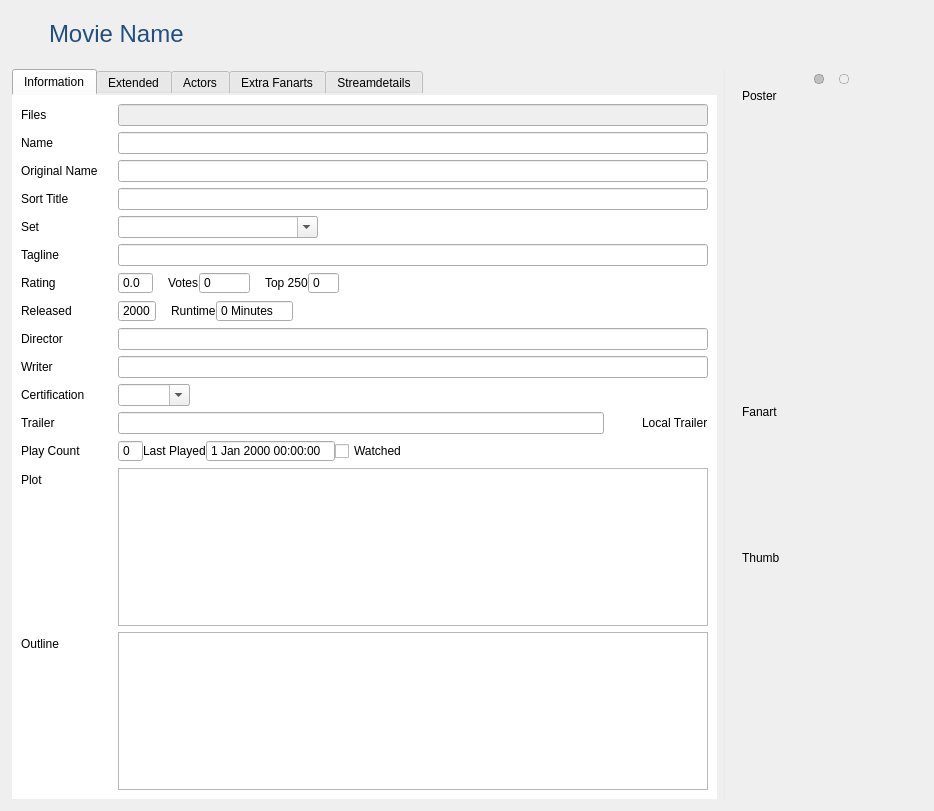
Above: movies/MovieWidget.ui from Komet/MediaElch before the change. Below: the same form after it.
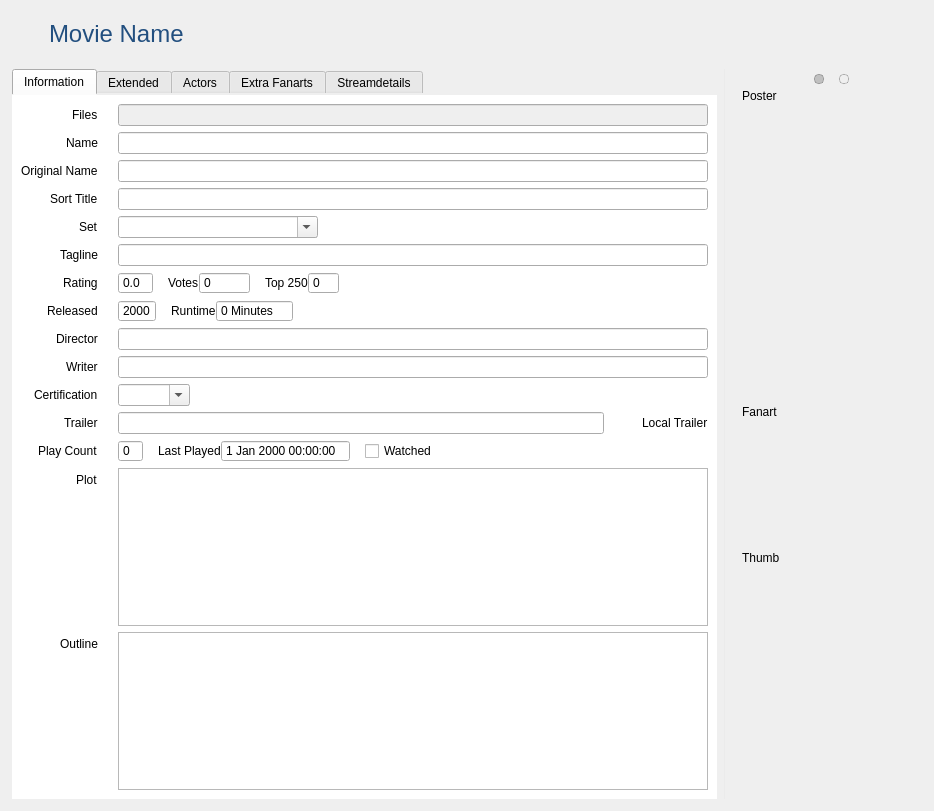
That is the form after the change. Icons and pictures are not drawn. Custom widgets are drawn as their Qt base class.

Commit message: Fixed filter, some GUI adjustements for Windows

```diff
--- a/movies/MovieWidget.ui
+++ b/movies/MovieWidget.ui
@@ -154,6 +154,9 @@
               <property name="rowWrapPolicy">
                <enum>QFormLayout::DontWrapRows</enum>
               </property>
+              <property name="labelAlignment">
+               <set>Qt::AlignRight|Qt::AlignTrailing|Qt::AlignVCenter</set>
+              </property>
               <property name="horizontalSpacing">
                <number>20</number>
               </property>
@@ -311,6 +314,22 @@
                   </property>
                  </widget>
                 </item>
+                <item>
+                 <spacer name="horizontalSpacer_5">
+                  <property name="orientation">
+                   <enum>Qt::Horizontal</enum>
+                  </property>
+                  <property name="sizeType">
+                   <enum>QSizePolicy::Fixed</enum>
+                  </property>
+                  <property name="sizeHint" stdset="0">
+                   <size>
+                    <width>15</width>
+                    <height>20</height>
+                   </size>
+                  </property>
+                 </spacer>
+                </item>
                 <item>
                  <widget class="QLabel" name="label_11">
                   <property name="text">
@@ -325,6 +344,22 @@
                   </property>
                  </widget>
                 </item>
+                <item>
+                 <spacer name="horizontalSpacer_6">
+                  <property name="orientation">
+                   <enum>Qt::Horizontal</enum>
+                  </property>
+                  <property name="sizeType">
+                   <enum>QSizePolicy::Fixed</enum>
+                  </property>
+                  <property name="sizeHint" stdset="0">
+                   <size>
+                    <width>15</width>
+                    <height>20</height>
+                   </size>
+                  </property>
+                 </spacer>
+                </item>
                 <item>
                  <widget class="QCheckBox" name="watched">
                   <property name="text">
```
The commit also changes 5 other files.
